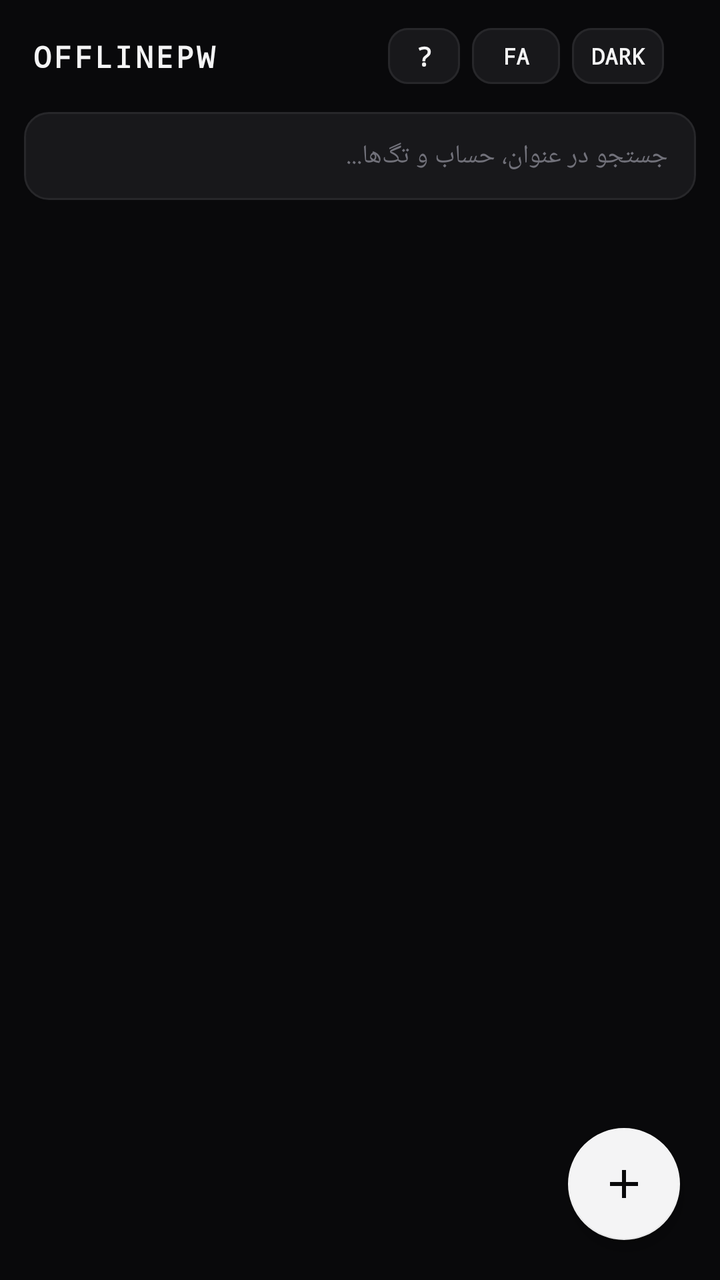
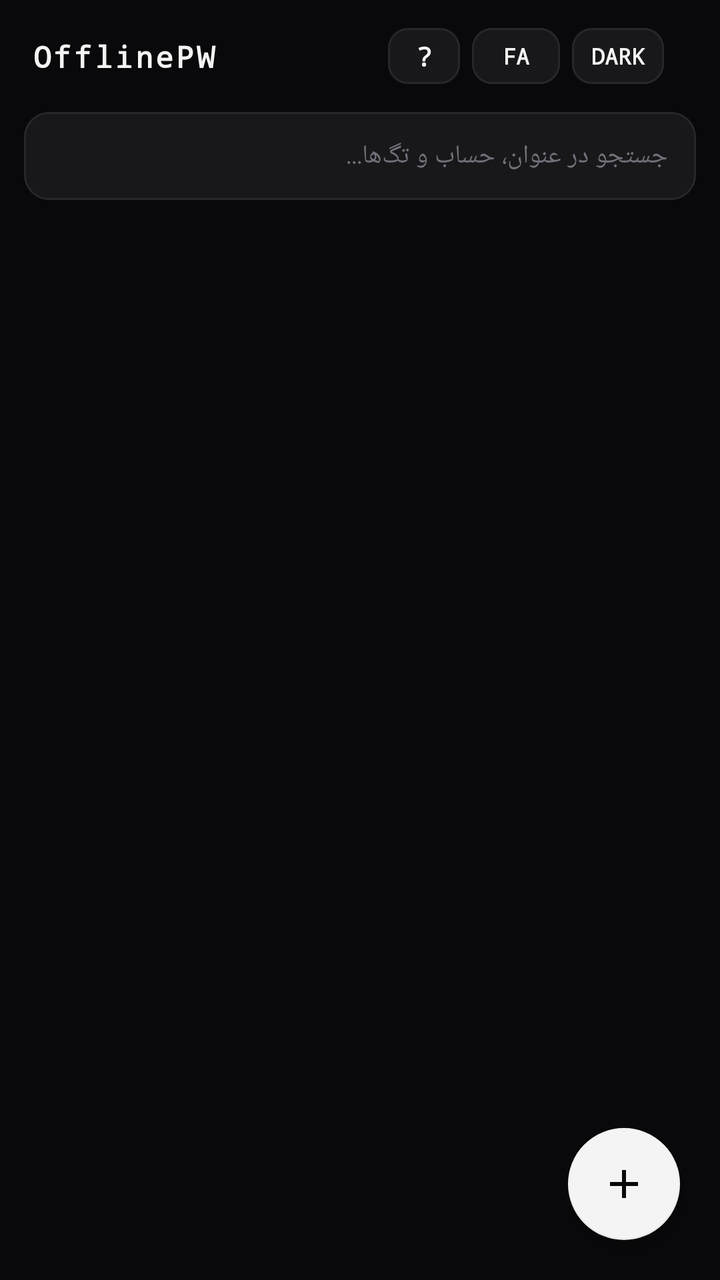

An Android layout rendered at two revisions. The XML below is the earlier revision; the diff shows what the commit changed to produce the second picture.
<!-- AndroidManifest.xml: application theme Theme.Material3.Dark.NoActionBar -->
<!-- res/layout/activity_main.xml -->
<?xml version="1.0" encoding="utf-8"?>
<androidx.coordinatorlayout.widget.CoordinatorLayout
    xmlns:android="http://schemas.android.com/apk/res/android"
    xmlns:app="http://schemas.android.com/apk/res-auto"
    android:id="@+id/mainRootLayout"
    android:layout_width="match_parent"
    android:layout_height="match_parent"
    android:background="#09090B">

    <com.google.android.material.appbar.AppBarLayout
        android:id="@+id/appBarLayout"
        android:layout_width="match_parent"
        android:layout_height="wrap_content"
        android:background="#09090B"
        app:elevation="0dp">

        <androidx.appcompat.widget.Toolbar
            android:id="@+id/toolbar"
            android:layout_width="match_parent"
            android:layout_height="56dp"
            android:paddingHorizontal="14dp">

            <androidx.constraintlayout.widget.ConstraintLayout
                android:layout_width="match_parent"
                android:layout_height="match_parent">

                
                <TextView
                    android:id="@+id/tvAppTitle"
                    android:layout_width="wrap_content"
                    android:layout_height="wrap_content"
                    android:text="OFFLINEPW"
                    android:textColor="#F4F4F5"
                    android:textStyle="bold"
                    android:letterSpacing="0.08"
                    android:fontFamily="monospace"
                    android:textSize="15sp"
                    app:layout_constraintStart_toStartOf="parent"
                    app:layout_constraintTop_toTopOf="parent"
                    app:layout_constraintBottom_toBottomOf="parent" />

                
                <LinearLayout
                    android:layout_width="wrap_content"
                    android:layout_height="wrap_content"
                    android:orientation="horizontal"
                    android:gravity="center_vertical"
                    app:layout_constraintEnd_toEndOf="parent"
                    app:layout_constraintTop_toTopOf="parent"
                    app:layout_constraintBottom_toBottomOf="parent">

                    
                    <com.google.android.material.button.MaterialButton
                        android:id="@+id/btnAbout"
                        style="@style/Widget.Material3.Button.TonalButton"
                        android:layout_width="36dp"
                        android:layout_height="36dp"
                        android:padding="0dp"
                        android:text="?"
                        android:textSize="13sp"
                        android:textStyle="bold"
                        android:fontFamily="monospace"
                        android:textColor="#F4F4F5"
                        app:backgroundTint="#18181B"
                        app:strokeColor="#27272A"
                        app:strokeWidth="1dp"
                        app:cornerRadius="10dp"
                        android:layout_marginEnd="6dp" />

                    
                    <com.google.android.material.button.MaterialButton
                        android:id="@+id/btnLanguage"
                        style="@style/Widget.Material3.Button.TonalButton"
                        android:layout_width="wrap_content"
                        android:layout_height="36dp"
                        android:minWidth="44dp"
                        android:paddingHorizontal="10dp"
                        android:paddingVertical="0dp"
                        android:text="FA"
                        android:textSize="11sp"
                        android:textStyle="bold"
                        android:fontFamily="monospace"
                        android:textColor="#F4F4F5"
                        app:backgroundTint="#18181B"
                        app:strokeColor="#27272A"
                        app:strokeWidth="1dp"
                        app:cornerRadius="10dp"
                        android:layout_marginEnd="6dp" />

                    
                    <com.google.android.material.button.MaterialButton
                        android:id="@+id/btnThemeToggle"
                        style="@style/Widget.Material3.Button.TonalButton"
                        android:layout_width="wrap_content"
                        android:layout_height="36dp"
                        android:minWidth="46dp"
                        android:paddingHorizontal="8dp"
                        android:paddingVertical="0dp"
                        android:text="DARK"
                        android:textSize="11sp"
                        android:textStyle="bold"
                        android:fontFamily="monospace"
                        android:textColor="#F4F4F5"
                        app:backgroundTint="#18181B"
                        app:strokeColor="#27272A"
                        app:strokeWidth="1dp"
                        app:cornerRadius="10dp" />
                </LinearLayout>

            </androidx.constraintlayout.widget.ConstraintLayout>
        </androidx.appcompat.widget.Toolbar>

        <EditText
            android:id="@+id/etSearch"
            android:layout_width="match_parent"
            android:layout_height="44dp"
            android:layout_marginHorizontal="12dp"
            android:layout_marginBottom="10dp"
            android:hint="جستجو در عنوان، حساب و تگ‌ها..."
            android:textColorHint="#71717A"
            android:textColor="#F4F4F5"
            android:textSize="13sp"
            android:paddingHorizontal="14dp"
            android:background="@drawable/bg_search_input" />
    </com.google.android.material.appbar.AppBarLayout>

    <androidx.recyclerview.widget.RecyclerView
        android:id="@+id/rvVault"
        android:layout_width="match_parent"
        android:layout_height="match_parent"
        android:clipToPadding="false"
        android:paddingTop="4dp"
        android:paddingBottom="90dp"
        app:layout_behavior="@string/appbar_scrolling_view_behavior" />

    <com.google.android.material.floatingactionbutton.FloatingActionButton
        android:id="@+id/fabAdd"
        android:layout_width="wrap_content"
        android:layout_height="wrap_content"
        android:layout_gravity="bottom|end"
        android:layout_margin="20dp"
        android:src="@drawable/ic_add"
        app:backgroundTint="#F4F4F5"
        app:tint="#09090B"
        app:elevation="4dp" />

</androidx.coordinatorlayout.widget.CoordinatorLayout>
<!-- resources referenced by this layout -->
<resources>
  <!-- drawable bg_search_input (drawable) -->
  <?xml version="1.0" encoding="utf-8"?>
  <shape xmlns:android="http://schemas.android.com/apk/res/android">
      <solid android:color="#18181B" />
      <stroke android:width="1dp" android:color="#27272A" />
      <corners android:radius="12dp" />
  </shape>
  <!-- drawable ic_add (drawable) -->
  <vector xmlns:android="http://schemas.android.com/apk/res/android"
      android:width="24dp"
      android:height="24dp"
      android:viewportWidth="24"
      android:viewportHeight="24">
    <path
        android:fillColor="#09090B"
        android:pathData="M19,13h-6v6h-2v-6H5v-2h6V5h2v6h6v2z"/>
  </vector>
  <style name="Theme.Material3.Dark.NoActionBar" parent="Theme.MaterialComponents.DayNight.NoActionBar">
          <item name="android:statusBarColor">#09090B</item>
          <item name="android:windowBackground">#09090B</item>
      </style>
</resources>

<!-- the commit's change to res/layout/activity_main.xml (unified diff, before → after) -->
@@ -29,7 +29,7 @@
                     android:id="@+id/tvAppTitle"
                     android:layout_width="wrap_content"
                     android:layout_height="wrap_content"
-                    android:text="OFFLINEPW"
+                    android:text="OfflinePW"
                     android:textColor="#F4F4F5"
                     android:textStyle="bold"
                     android:letterSpacing="0.08"
